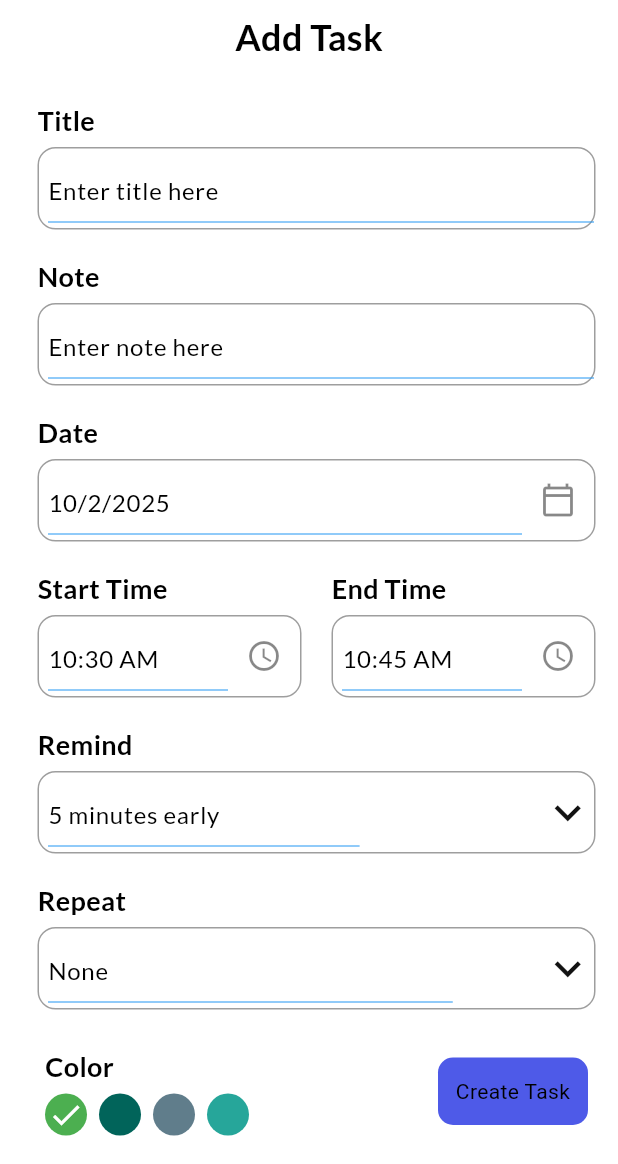
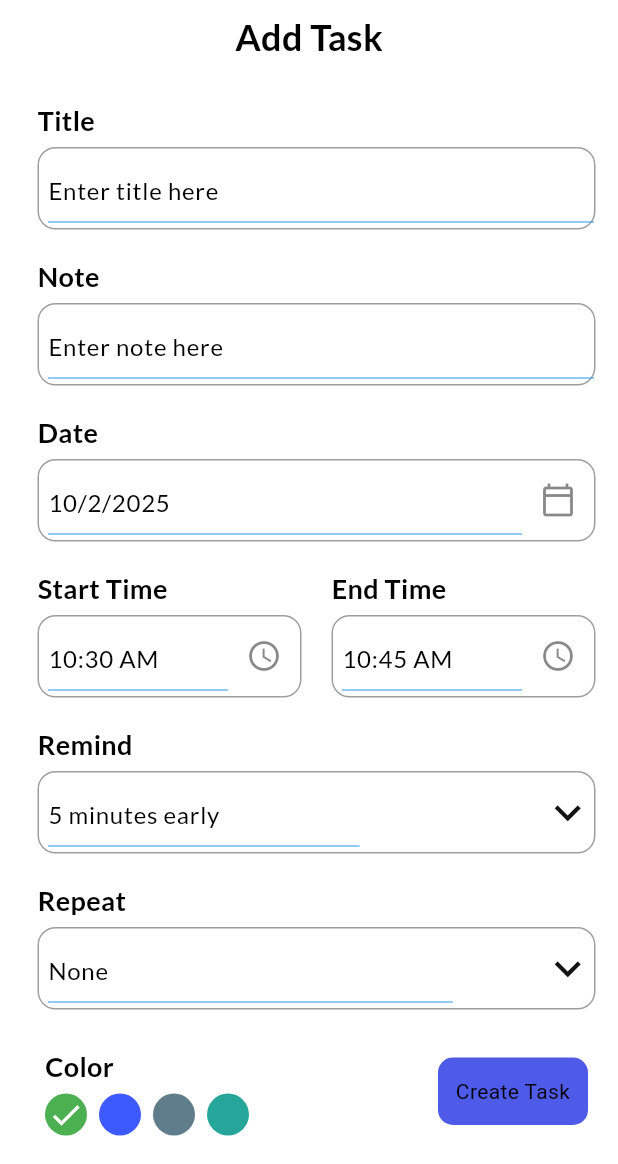
Before and after one commit to MohmedFahmy/todo, a Flutter app: the AddTaskPage screen opened directly, on a phone screen of 412 x 824 dp, the part 72-1236 px from its top. Run offline on Flutter 3.47's test engine with Material 3 defaults, Android fonts, the phone set to English and light mode, and no system bars; our stand-ins replace date_picker_timeline, flutter_local_notifications, flutter_staggered_animations, flutter_svg, get, get_storage and 5 more; missing offline and left inert: android_intent_plus, dart:html; accounts and stored records are empty; statements that could not run were skipped.

Commit message:
feat: Update color definition for improved consistency in task tile & Finished

```diff
--- a/lib/ui/pages/add_task_page.dart
+++ b/lib/ui/pages/add_task_page.dart
@@ -267,7 +267,7 @@ class _AddTaskPageState extends State<AddTaskPage> {
                 backgroundColor: index == 0
                     ? const Color(0xFF4CAF50) // أخضر جميل
                     : index == 1
-                    ?  Color.fromARGB(255, 1, 100, 90) // Teal (أخضر مزرق)
+                    ? Colors.indigoAccent[400] // Teal (أخضر مزرق)
                     : index == 2
                     ? Colors.blueGrey[500] // أزرق سماوي
                     : Colors.teal[400], // بنفسجي مزرق خفيف (Lavender)
--- a/lib/ui/widgets/task_tile.dart
+++ b/lib/ui/widgets/task_tile.dart
@@ -110,7 +110,7 @@ class TaskTile extends StatelessWidget {
       case 0:
         return const Color(0xFF4CAF50); // أخضر جميل;
       case 1:
-        return const Color.fromARGB(255, 1, 100, 90);
+        return Colors.indigoAccent[400];
       case 2:
         return Colors.blueGrey[500];
       case 3:
```
